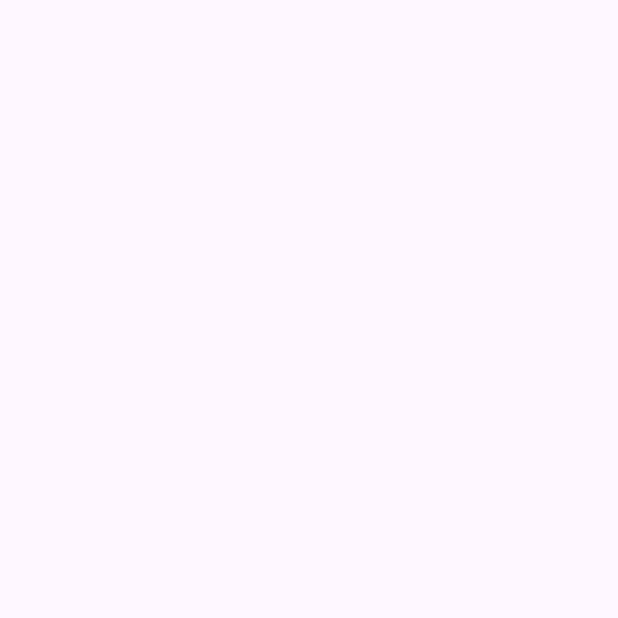
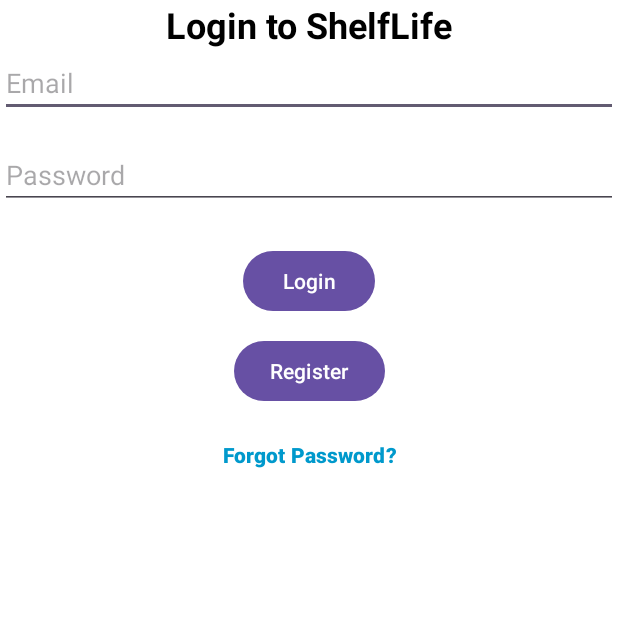
Before and after one commit to TheLostSoul56/Shelf-Life, an Android app: the screen it shows after launch (LoginScreenActivity), on a phone screen of 412 x 824 dp, the top half of it. Before the commit the part shown is empty. Run offline under Robolectric (Android 15) with nearby library versions, the phone set to English and light mode, and no system bars.

Commit message:
Add complete login screen UI with ShelfLife prompt, register, and forgot password

```diff
--- a/app/src/main/java/com/example/shelflife/LoginScreenActivity.java
+++ b/app/src/main/java/com/example/shelflife/LoginScreenActivity.java
@@ -1,6 +1,10 @@
 package com.example.shelflife;
 
+import android.content.Intent;
 import android.os.Bundle;
+import android.widget.Button;
+import android.widget.EditText;
+import android.widget.Toast;
 
 import androidx.activity.EdgeToEdge;
 import androidx.appcompat.app.AppCompatActivity;
@@ -10,15 +14,42 @@ import androidx.core.view.WindowInsetsCompat;
 
 public class LoginScreenActivity extends AppCompatActivity {
 
+    private EditText mEmailInput, mPasswordInput;
+    private Button mLoginButton, mRegisterButton;
+
     @Override
     protected void onCreate(Bundle savedInstanceState) {
         super.onCreate(savedInstanceState);
         EdgeToEdge.enable(this);
         setContentView(R.layout.activity_login_screen);
+
         ViewCompat.setOnApplyWindowInsetsListener(findViewById(R.id.main), (v, insets) -> {
             Insets systemBars = insets.getInsets(WindowInsetsCompat.Type.systemBars());
             v.setPadding(systemBars.left, systemBars.top, systemBars.right, systemBars.bottom);
             return insets;
         });
+
+        mEmailInput = findViewById(R.id.emailInput);
+        mPasswordInput = findViewById(R.id.passwordInput);
+        mLoginButton = findViewById(R.id.loginButton);
+        mRegisterButton = findViewById(R.id.registerButton);
+
+        mLoginButton.setOnClickListener(v -> {
+            String email = mEmailInput.getText().toString().trim();
+            String password = mPasswordInput.getText().toString().trim();
+
+            if (email.isEmpty() || password.isEmpty()) {
+                Toast.makeText(this, "Please enter both email and password.", Toast.LENGTH_SHORT).show();
+            } else {
+                Toast.makeText(this, "Login successful!", Toast.LENGTH_SHORT).show();
+                startActivity(new Intent(this, MainActivity.class));
+                finish();
+            }
+        });
+
+        mRegisterButton.setOnClickListener(v -> {
+            Toast.makeText(this, "Redirect to registration page (coming soon)", Toast.LENGTH_SHORT).show();
+            // startActivity(new Intent(this, RegisterActivity.class)); // Future use
+        });
     }
 }
--- a/app/src/main/res/layout/activity_login_screen.xml
+++ b/app/src/main/res/layout/activity_login_screen.xml
@@ -1,10 +1,85 @@
 <?xml version="1.0" encoding="utf-8"?>
-<androidx.constraintlayout.widget.ConstraintLayout xmlns:android="http://schemas.android.com/apk/res/android"
+<androidx.constraintlayout.widget.ConstraintLayout
+    xmlns:android="http://schemas.android.com/apk/res/android"
     xmlns:app="http://schemas.android.com/apk/res-auto"
-    xmlns:tools="http://schemas.android.com/tools"
     android:id="@+id/main"
     android:layout_width="match_parent"
     android:layout_height="match_parent"
-    tools:context=".LoginScreenActivity">
+    android:padding="24dp"
+    android:background="@android:color/white">
+
+    <!-- ShelfLife login prompt -->
+    <TextView
+        android:id="@+id/loginPrompt"
+        android:layout_width="wrap_content"
+        android:layout_height="wrap_content"
+        android:text="Login to ShelfLife"
+        android:textSize="24sp"
+        android:textStyle="bold"
+        android:textColor="#000000"
+        app:layout_constraintTop_toTopOf="parent"
+        app:layout_constraintStart_toStartOf="parent"
+        app:layout_constraintEnd_toEndOf="parent"
+        android:layout_marginBottom="24dp" />
+
+    <!-- Email input -->
+    <EditText
+        android:id="@+id/emailInput"
+        android:layout_width="0dp"
+        android:layout_height="wrap_content"
+        android:hint="Email"
+        android:inputType="textEmailAddress"
+        app:layout_constraintTop_toBottomOf="@id/loginPrompt"
+        app:layout_constraintStart_toStartOf="parent"
+        app:layout_constraintEnd_toEndOf="parent" />
+
+    <!-- Password input -->
+    <EditText
+        android:id="@+id/passwordInput"
+        android:layout_width="0dp"
+        android:layout_height="wrap_content"
+        android:hint="Password"
+        android:inputType="textPassword"
+        android:layout_marginTop="16dp"
+        app:layout_constraintTop_toBottomOf="@id/emailInput"
+        app:layout_constraintStart_toStartOf="parent"
+        app:layout_constraintEnd_toEndOf="parent" />
+
+    <!-- Login button -->
+    <Button
+        android:id="@+id/loginButton"
+        android:layout_width="wrap_content"
+        android:layout_height="wrap_content"
+        android:text="Login"
+        android:layout_marginTop="24dp"
+        app:layout_constraintTop_toBottomOf="@id/passwordInput"
+        app:layout_constraintStart_toStartOf="parent"
+        app:layout_constraintEnd_toEndOf="parent" />
+
+    <!-- Register button -->
+    <Button
+        android:id="@+id/registerButton"
+        android:layout_width="wrap_content"
+        android:layout_height="wrap_content"
+        android:text="Register"
+        android:layout_marginTop="12dp"
+        app:layout_constraintTop_toBottomOf="@id/loginButton"
+        app:layout_constraintStart_toStartOf="parent"
+        app:layout_constraintEnd_toEndOf="parent" />
+
+    <!-- Forgot password button -->
+    <Button
+        android:id="@+id/forgotPasswordButton"
+        android:layout_width="wrap_content"
+        android:layout_height="wrap_content"
+        android:text="Forgot Password?"
+        android:textColor="@android:color/holo_blue_dark"
+        android:background="@android:color/transparent"
+        android:padding="0dp"
+        android:textStyle="bold"
+        android:layout_marginTop="8dp"
+        app:layout_constraintTop_toBottomOf="@id/registerButton"
+        app:layout_constraintStart_toStartOf="parent"
+        app:layout_constraintEnd_toEndOf="parent" />
 
 </androidx.constraintlayout.widget.ConstraintLayout>
```
Also changed, not shown: app/src/main/java/com/example/shelflife/SplashScreenActivity.java (line endings or trailing spaces).
